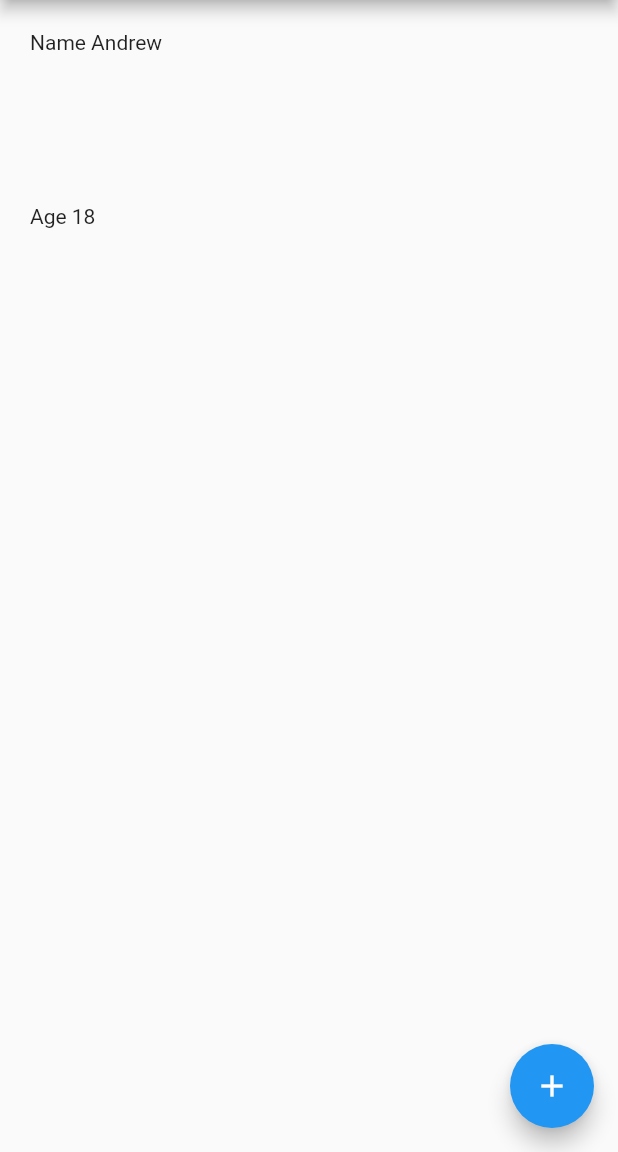
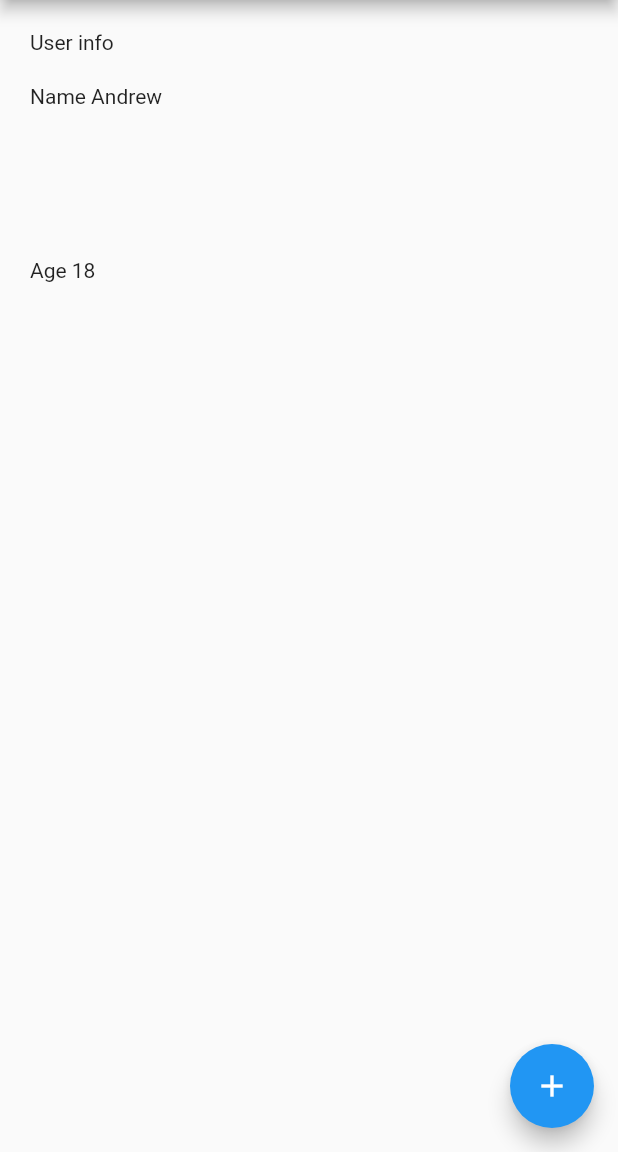
Before and after one commit to AndrewPiterov/speed_up_flutter, a Flutter app: the screen it shows after launch, on a phone screen of 412 x 824 dp, the part 84-1236 px from its top. Run offline on Flutter 3.47's test engine with Material 2 defaults, Android fonts, the phone set to English and light mode, and no system bars.

```diff
--- a/example/lib/main.dart
+++ b/example/lib/main.dart
@@ -13,8 +13,6 @@ class MyApp extends StatelessWidget {
     return MaterialApp(
       title: 'Flutter Demo',
       theme: ThemeData(
-        //
-
         primarySwatch: Colors.blue,
       ),
       home: MyHomePage(title: 'Flutter Demo Home Page'),
@@ -47,11 +45,14 @@ class _MyHomePageState extends State<MyHomePage> {
         title: Text(widget.title!),
       ),
       body: Container(
-        child: Section([
-          Text('Name Andrew'),
-          100.h,
-          Text('Age 18'),
-        ]),
+        child: Section(
+          [
+            Text('Name Andrew'),
+            100.h,
+            Text('Age 18'),
+          ],
+          heading: Text('User info'),
+        ),
       ),
       floatingActionButton: FloatingActionButton(
         onPressed: _incrementCounter,
--- a/pubspec.yaml
+++ b/pubspec.yaml
@@ -1,6 +1,6 @@
 name: speed_up_flutter
 description: This package will speed up your developing.
-version: 0.2.1
+version: 0.3.1
 homepage: https://github.com/AndrewPiterov/speed_up_flutter
 
 environment:
@@ -10,6 +10,7 @@ environment:
 dependencies:
   flutter:
     sdk: flutter
+  speed_up: ^0.1.1
 
 dev_dependencies:
   flutter_test:
```
Also changed, not shown: lib/src/section.dart (+11 -1 lines), example/pubspec.lock, pubspec.lock, 2 other files.
